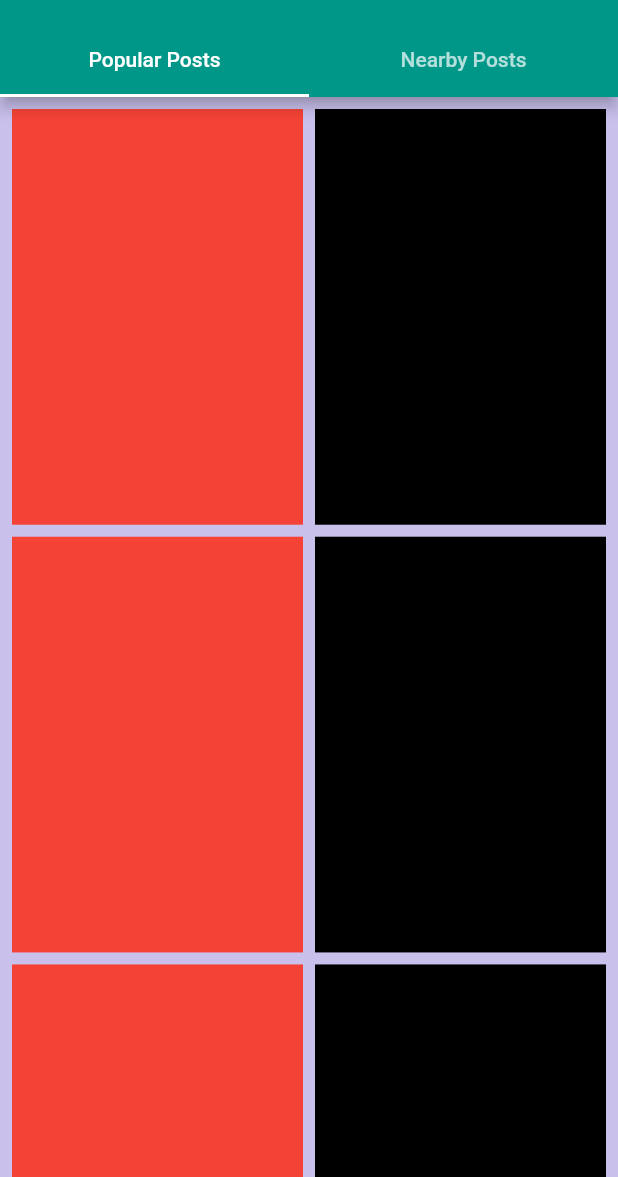
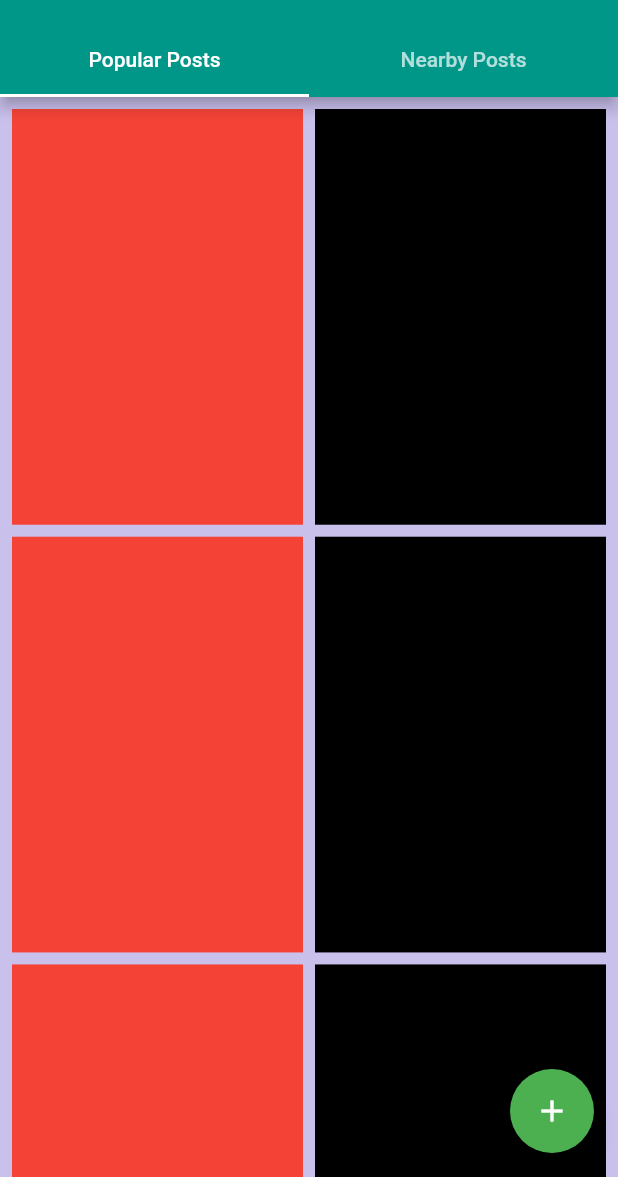
Before and after one commit to TheDevExperiment/flutter_app, a Flutter app: the PostPage screen opened directly, on a phone screen of 412 x 824 dp, the part 59-1236 px from its top. Run offline on Flutter 3.47's test engine with Material 2 defaults, Android fonts, the phone set to English and light mode, and no system bars; our stand-ins replace flutter_dotenv, flutter_secure_storage; accounts and stored records are empty.

Commit message:
Added new post bottomsheet

```diff
--- a/lib/src/pages/post.dart
+++ b/lib/src/pages/post.dart
@@ -1,4 +1,5 @@
 import 'package:flutter/material.dart';
+import 'package:veil/src/pages/new_post_bottomsheet.dart';
 import 'package:veil/src/pages/profile.dart';
 import 'package:veil/src/pages/inbox.dart';
 
@@ -9,7 +10,8 @@ class PostPage extends StatefulWidget {
   State<PostPage> createState() => _PostPageState();
 }
 
-class _PostPageState extends State<PostPage> with SingleTickerProviderStateMixin {
+class _PostPageState extends State<PostPage>
+    with SingleTickerProviderStateMixin {
   late TabController _tabController;
 
   @override
@@ -29,7 +31,7 @@ class _PostPageState extends State<PostPage> with SingleTickerProviderStateMixin
     return Scaffold(
       appBar: AppBar(
         leading: IconButton(
-          icon: Icon(Icons.person),
+          icon: const Icon(Icons.person),
           onPressed: () => Navigator.push(
             context,
             MaterialPageRoute(builder: (context) => const UserProfilePage()),
@@ -53,6 +55,13 @@ class _PostPageState extends State<PostPage> with SingleTickerProviderStateMixin
             Tab(text: 'Nearby Posts'),
           ],
         ),
+      ),
+      floatingActionButton: FloatingActionButton(
+        onPressed: () {
+          showModalBottomSheet(context: context, builder: bottomSheetBuilder);
+        },
+        backgroundColor: Colors.green,
+        child: const Icon(Icons.add),
       ),
       body: TabBarView(
         controller: _tabController,
@@ -92,3 +101,7 @@ class _PostPageState extends State<PostPage> with SingleTickerProviderStateMixin
     );
   }
 }
+
+Widget bottomSheetBuilder(BuildContext ctx) {
+  return NewPostBottomsheet();
+}
```
Also changed, not shown: lib/src/pages/new_post_bottomsheet.dart (added, +39 -0 lines).
